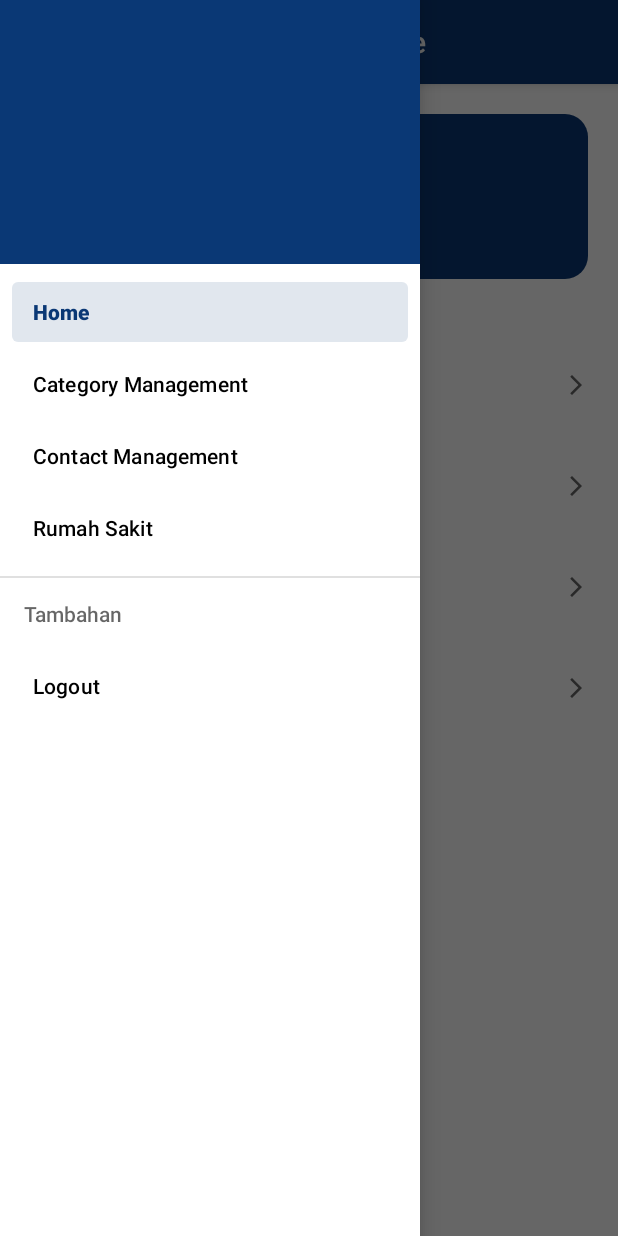
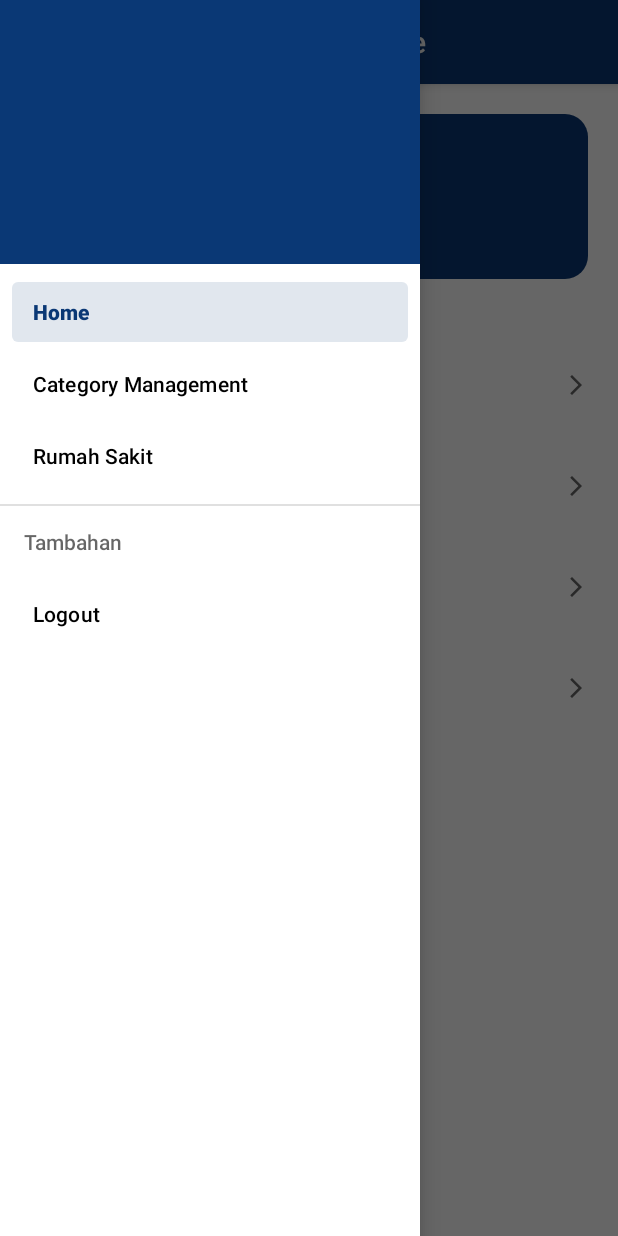
Before and after one commit to rivero55/NADIRA, an Android app: the AdminHomeActivity screen opened directly, with no data from a screen before it, with the side drawer open, on a phone screen of 412 x 824 dp. Run offline under Robolectric (Android 15) with nearby library versions, the phone set to English and light mode, and no system bars; our stand-ins replace navigation-ui; libraries missing offline, so code that uses them is left out: com.tapadoo.alerter.

Commit message:
android fix

```diff
--- a/Android/app/src/main/java/com/bangkit/nadira/view/ui/admin/AdminHomeFragment.kt
+++ b/Android/app/src/main/java/com/bangkit/nadira/view/ui/admin/AdminHomeFragment.kt
@@ -50,7 +50,7 @@ class AdminHomeFragment : Fragment() {
         vbind.containerReport.setOnClickListener {
             Navigation.findNavController(vbind.root).navigate(R.id.action_nav_home_to_listReportActivity)
         }
-        (requireActivity() as AppCompatActivity).supportActionBar?.title = "Admin Lapor Satgas"
+        (requireActivity() as AppCompatActivity).supportActionBar?.title = "Admin Lapor Bencana"
 
         vbind.labelName.text = Preference(requireContext()).getPrefString(const.USER_NAME).toString()
         vbind.labelEmail.text = Preference(requireContext()).getPrefString(const.USER_EMAIL).toString()
--- a/Android/app/src/main/res/layout/activity_review_before_input.xml
+++ b/Android/app/src/main/res/layout/activity_review_before_input.xml
@@ -94,7 +94,9 @@
                         <ImageView
                             android:id="@+id/iv_report_img"
                             android:layout_width="match_parent"
-                            android:layout_height="match_parent"
+                            android:layout_height="wrap_content"
+                            android:maxHeight="400dp"
+                            android:minHeight="200dp"
                             android:scaleType="fitXY"
                             android:src="@drawable/carousel_city_placeholder" />
                     </androidx.cardview.widget.CardView>
--- a/Android/app/src/main/res/layout/activity_user_input_report.xml
+++ b/Android/app/src/main/res/layout/activity_user_input_report.xml
@@ -58,7 +58,7 @@
                             android:id="@+id/iv_report_img"
                             android:layout_width="match_parent"
                             android:layout_height="wrap_content"
-                            android:maxHeight="300dp"
+                            android:maxHeight="400dp"
                             android:minHeight="200dp"
                             android:scaleType="fitXY"
                             android:src="@drawable/carousel_city_placeholder" />
--- a/Android/app/src/main/res/layout/fragment_home.xml
+++ b/Android/app/src/main/res/layout/fragment_home.xml
@@ -327,7 +327,7 @@
                     android:layout_height="wrap_content"
                     android:layout_marginStart="10dp"
                     android:layout_marginEnd="10dp"
-                    android:fontFamily="@font/poppins_regular"
+                    android:fontFamily="@font/poppins_medium"
                     android:text="Menu"
                     android:textColor="@color/colorWhite"
                     android:textSize="20dp" />
@@ -366,7 +366,7 @@
                     android:layout_height="wrap_content"
                     android:layout_marginStart="10dp"
                     android:layout_marginEnd="10dp"
-                    android:visibility="gone"
+                    android:visibility="visible"
                     android:fontFamily="@font/poppins_regular"
                     android:text="Berita Terbaru"
                     android:textColor="@color/colorBlack"
--- a/Android/app/src/main/res/menu/menu_admin.xml
+++ b/Android/app/src/main/res/menu/menu_admin.xml
@@ -14,7 +14,8 @@
 
         <item
             android:id="@+id/nav_contact"
-            android:title="Contact Management" />
+            android:title="Contact Management"
+            android:visible="false"/>
 
         <item
             android:id="@+id/nav_hospital"
--- a/Android/app/src/main/res/values/strings.xml
+++ b/Android/app/src/main/res/values/strings.xml
@@ -1,8 +1,8 @@
 <resources>
-    <string name="app_name">Lapor Satgas</string>
+    <string name="app_name">Lapor Bencana</string>
     <string name="login">Login</string>
-    <string name="jargon">Cepat, Efisien, Responsive</string>
-    <string name="satgas">Aplikasi Lapor Satgas</string>
+    <string name="jargon">Cepat, Tanggap, Efesien</string>
+    <string name="satgas">Aplikasi Lapor Bencana</string>
     <string name="title_activity_main_menu_user">MainActivity</string>
     <string name="title_dashboard">Dashboard</string>
     <string name="title_home">Home</string>
```
Also changed, not shown: Android/app/src/main/java/com/bangkit/nadira/view/ui/report/DetailReportActivity.kt (+10 -3 lines), Android/app/src/main/java/com/bangkit/nadira/view/ui/send_report/UserInputReportActivity.kt (+9 -4 lines), 1 other file.
